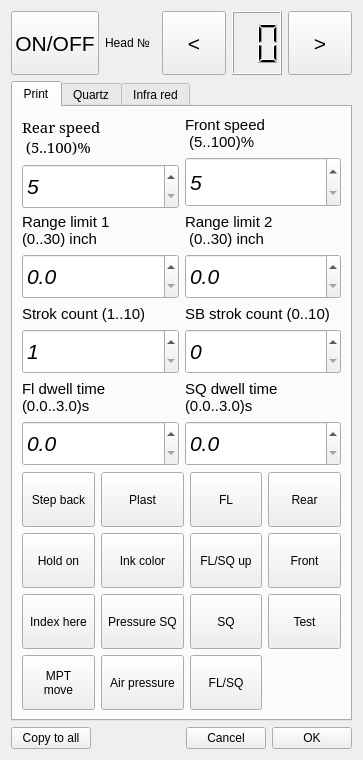
Before: the Qt Designer form headsettingdialog.ui in mishkoLitvin/L_Aries-progect, drawn with Qt 5.
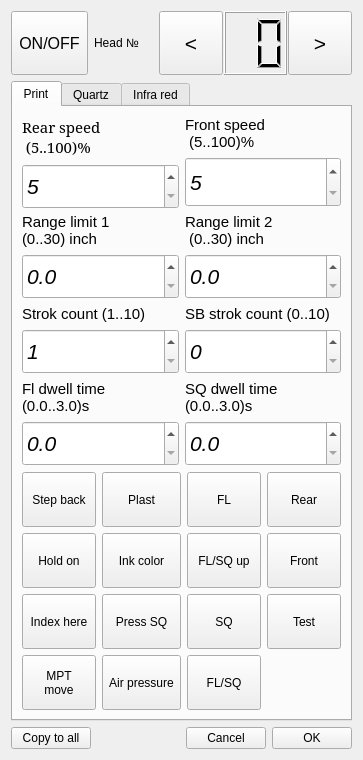
After: the same form once the commit is applied. Icons and pictures are not drawn.

Diff of the .ui file:
```diff
--- a/headsettingdialog.ui
+++ b/headsettingdialog.ui
@@ -40,7 +40,7 @@
      <item>
       <layout class="QVBoxLayout" name="verticalLayout_20">
        <item>
-        <widget class="QPushButton" name="pButtonHeadOnOff">
+        <widget class="QToolButton" name="pButtonHeadOnOff">
          <property name="minimumSize">
           <size>
            <width>64</width>
@@ -49,15 +49,28 @@
          </property>
          <property name="font">
           <font>
-           <pointsize>16</pointsize>
+           <pointsize>12</pointsize>
           </font>
          </property>
          <property name="text">
           <string>ON/OFF</string>
          </property>
+         <property name="icon">
+          <iconset resource="icons.qrc">
+           <normaloff>:/new/icons/icons/Base/on.png</normaloff>:/new/icons/icons/Base/on.png</iconset>
+         </property>
+         <property name="iconSize">
+          <size>
+           <width>40</width>
+           <height>40</height>
+          </size>
+         </property>
          <property name="checkable">
           <bool>true</bool>
          </property>
+         <property name="toolButtonStyle">
+          <enum>Qt::ToolButtonTextBesideIcon</enum>
+         </property>
         </widget>
        </item>
       </layout>
@@ -66,6 +79,9 @@
       <layout class="QVBoxLayout" name="verticalLayout">
        <item>
         <layout class="QHBoxLayout" name="horizontalLayout_4">
+         <property name="spacing">
+          <number>1</number>
+         </property>
          <item>
           <widget class="QLabel" name="label_12">
            <property name="text">
@@ -629,8 +645,8 @@
              </property>
              <property name="iconSize">
               <size>
-               <width>32</width>
-               <height>32</height>
+               <width>30</width>
+               <height>30</height>
               </size>
              </property>
              <property name="checkable">
@@ -664,8 +680,8 @@
              </property>
              <property name="iconSize">
               <size>
-               <width>32</width>
-               <height>32</height>
+               <width>30</width>
+               <height>30</height>
               </size>
              </property>
              <property name="checkable">
@@ -699,8 +715,8 @@
              </property>
              <property name="iconSize">
               <size>
-               <width>32</width>
-               <height>32</height>
+               <width>30</width>
+               <height>30</height>
               </size>
              </property>
              <property name="toolButtonStyle">
@@ -732,8 +748,8 @@
              </property>
              <property name="iconSize">
               <size>
-               <width>32</width>
-               <height>32</height>
+               <width>30</width>
+               <height>30</height>
               </size>
              </property>
              <property name="toolButtonStyle">
@@ -784,8 +800,8 @@
              </property>
              <property name="iconSize">
               <size>
-               <width>32</width>
-               <height>32</height>
+               <width>30</width>
+               <height>30</height>
               </size>
              </property>
              <property name="checkable">
@@ -819,8 +835,8 @@
              </property>
              <property name="iconSize">
               <size>
-               <width>32</width>
-               <height>32</height>
+               <width>30</width>
+               <height>30</height>
               </size>
              </property>
              <property name="toolButtonStyle">
@@ -843,12 +859,12 @@
               </size>
              </property>
              <property name="text">
-              <string>Pressure SQ</string>
+              <string>Press SQ</string>
              </property>
              <property name="iconSize">
               <size>
-               <width>32</width>
-               <height>32</height>
+               <width>30</width>
+               <height>30</height>
               </size>
              </property>
              <property name="toolButtonStyle">
@@ -875,8 +891,8 @@
              </property>
              <property name="iconSize">
               <size>
-               <width>32</width>
-               <height>32</height>
+               <width>30</width>
+               <height>30</height>
               </size>
              </property>
              <property name="toolButtonStyle">
@@ -924,8 +940,8 @@
              </property>
              <property name="iconSize">
               <size>
-               <width>32</width>
-               <height>32</height>
+               <width>30</width>
+               <height>30</height>
               </size>
              </property>
              <property name="toolButtonStyle">
@@ -956,8 +972,8 @@
              </property>
              <property name="iconSize">
               <size>
-               <width>32</width>
-               <height>32</height>
+               <width>30</width>
+               <height>30</height>
               </size>
              </property>
              <property name="toolButtonStyle">
@@ -988,8 +1004,8 @@
              </property>
              <property name="iconSize">
               <size>
-               <width>32</width>
-               <height>32</height>
+               <width>30</width>
+               <height>30</height>
               </size>
              </property>
              <property name="toolButtonStyle">
@@ -1020,8 +1036,8 @@
              </property>
              <property name="iconSize">
               <size>
-               <width>32</width>
-               <height>32</height>
+               <width>30</width>
+               <height>30</height>
               </size>
              </property>
              <property name="toolButtonStyle">
@@ -1069,8 +1085,8 @@
              </property>
              <property name="iconSize">
               <size>
-               <width>32</width>
-               <height>32</height>
+               <width>30</width>
+               <height>30</height>
               </size>
              </property>
              <property name="toolButtonStyle">
@@ -1101,8 +1117,8 @@
              </property>
              <property name="iconSize">
               <size>
-               <width>32</width>
-               <height>32</height>
+               <width>30</width>
+               <height>30</height>
               </size>
              </property>
              <property name="toolButtonStyle">
@@ -1133,8 +1149,8 @@
              </property>
              <property name="iconSize">
               <size>
-               <width>32</width>
-               <height>32</height>
+               <width>30</width>
+               <height>30</height>
               </size>
              </property>
              <property name="toolButtonStyle">
```
